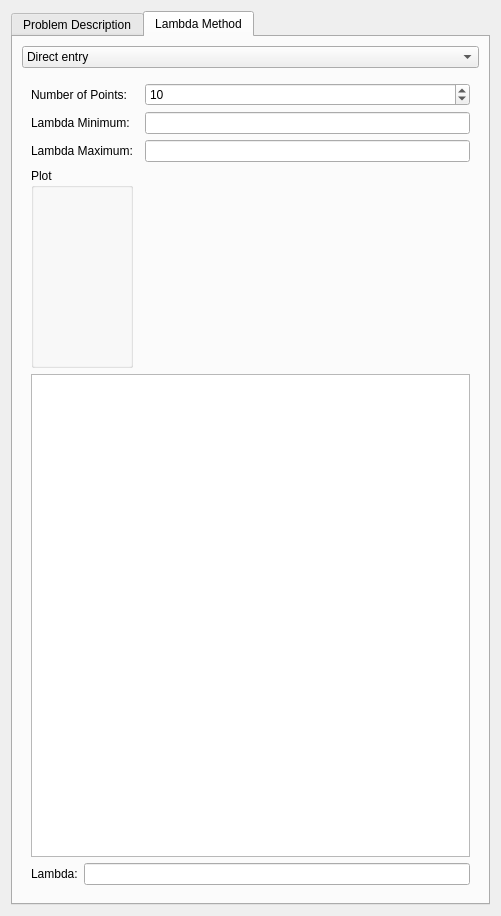
Old version of the form src/Interface/Modules/Inverse/SolveInverseProblemWithTikhonov.ui in the repository SCIInstitute/SCIRun.
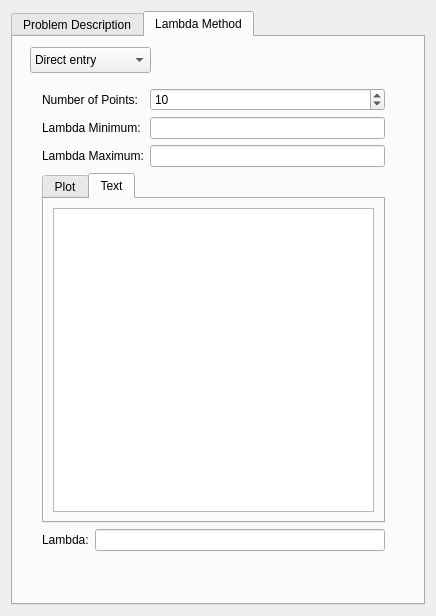
New version of the form. The open tabs and pages were chosen to show the change.

Commit message: Working on L-curve plot

```diff
--- a/src/Interface/Modules/Inverse/SolveInverseProblemWithTikhonov.ui
+++ b/src/Interface/Modules/Inverse/SolveInverseProblemWithTikhonov.ui
@@ -6,14 +6,14 @@
    <rect>
     <x>0</x>
     <y>0</y>
-    <width>501</width>
-    <height>916</height>
+    <width>436</width>
+    <height>616</height>
    </rect>
   </property>
   <property name="minimumSize">
    <size>
-    <width>360</width>
-    <height>375</height>
+    <width>436</width>
+    <height>616</height>
    </size>
   </property>
   <property name="windowTitle">
@@ -121,9 +121,15 @@
       <attribute name="title">
        <string>Lambda Method</string>
       </attribute>
-      <layout class="QGridLayout" name="gridLayout_2">
-       <item row="0" column="0">
         <widget class="QComboBox" name="lambdaMethodComboBox_">
+       <property name="geometry">
+        <rect>
+         <x>17</x>
+         <y>10</y>
+         <width>121</width>
+         <height>26</height>
+        </rect>
+       </property>
          <item>
           <property name="text">
            <string>Direct entry</string>
@@ -140,9 +146,15 @@
           </property>
          </item>
         </widget>
-       </item>
-       <item row="1" column="0">
         <widget class="QStackedWidget" name="stackedWidget">
+       <property name="geometry">
+        <rect>
+         <x>20</x>
+         <y>42</y>
+         <width>361</width>
+         <height>481</height>
+        </rect>
+       </property>
          <property name="currentIndex">
           <number>2</number>
          </property>
@@ -266,39 +278,17 @@
           </layout>
          </widget>
          <widget class="QWidget" name="page_3">
-          <layout class="QGridLayout" name="gridLayout_5">
-           <item row="5" column="0" colspan="3">
-            <layout class="QHBoxLayout" name="horizontalLayout_3">
+        <layout class="QVBoxLayout" name="verticalLayout_7">
              <item>
-              <widget class="QLabel" name="label_7">
+          <layout class="QGridLayout" name="gridLayout_2">
+           <item row="0" column="0">
+            <widget class="QLabel" name="label_6">
                <property name="text">
-                <string>Lambda:</string>
+              <string>Number of Points:</string>
                </property>
               </widget>
              </item>
-             <item>
-              <widget class="QLineEdit" name="lCurveLambdaLineEdit_">
-               <property name="readOnly">
-                <bool>true</bool>
-               </property>
-              </widget>
-             </item>
-            </layout>
-           </item>
-           <item row="2" column="0">
-            <widget class="QLabel" name="label_9">
-             <property name="text">
-              <string>Lambda Maximum:</string>
-             </property>
-            </widget>
-           </item>
-           <item row="2" column="2">
-            <widget class="QLineEdit" name="lCurveMaxLineEdit_"/>
-           </item>
-           <item row="1" column="2">
-            <widget class="QLineEdit" name="lCurveMinLineEdit_"/>
-           </item>
-           <item row="0" column="2">
+           <item row="0" column="1">
             <widget class="QSpinBox" name="lambdaNumberSpinBox_">
              <property name="maximum">
               <number>9999999</number>
@@ -308,13 +298,6 @@
              </property>
             </widget>
            </item>
-           <item row="4" column="0" colspan="3">
-            <widget class="QTextEdit" name="lCurveTextEdit_">
-             <property name="readOnly">
-              <bool>true</bool>
-             </property>
-            </widget>
-           </item>
            <item row="1" column="0">
             <widget class="QLabel" name="label_8">
              <property name="text">
@@ -322,23 +305,41 @@
              </property>
             </widget>
            </item>
-           <item row="0" column="0">
-            <widget class="QLabel" name="label_6">
+           <item row="1" column="1">
+            <widget class="QLineEdit" name="lCurveMinLineEdit_"/>
+           </item>
+           <item row="2" column="0">
+            <widget class="QLabel" name="label_9">
              <property name="text">
-              <string>Number of Points:</string>
+              <string>Lambda Maximum:</string>
              </property>
             </widget>
            </item>
-           <item row="3" column="0">
-            <widget class="QGroupBox" name="plotGroupBox_">
-             <property name="minimumSize">
-              <size>
-               <width>0</width>
-               <height>200</height>
-              </size>
-             </property>
-             <property name="title">
+           <item row="2" column="1">
+            <widget class="QLineEdit" name="lCurveMaxLineEdit_"/>
+           </item>
+          </layout>
+         </item>
+         <item>
+          <widget class="QTabWidget" name="tabWidget">
+           <property name="currentIndex">
+            <number>0</number>
+           </property>
+           <widget class="QWidget" name="plotTab_">
+            <attribute name="title">
               <string>Plot</string>
+            </attribute>
+            <layout class="QVBoxLayout" name="verticalLayout_6"/>
+           </widget>
+           <widget class="QWidget" name="tab_2">
+            <attribute name="title">
+             <string>Text</string>
+            </attribute>
+            <layout class="QHBoxLayout" name="horizontalLayout_2">
+             <item>
+              <widget class="QTextEdit" name="lCurveTextEdit_">
+               <property name="readOnly">
+                <bool>true</bool>
              </property>
             </widget>
            </item>
@@ -346,7 +347,27 @@
          </widget>
         </widget>
        </item>
-      </layout>
+         <item>
+          <layout class="QHBoxLayout" name="horizontalLayout_3">
+           <item>
+            <widget class="QLabel" name="label_7">
+             <property name="text">
+              <string>Lambda:</string>
+             </property>
+            </widget>
+           </item>
+           <item>
+            <widget class="QLineEdit" name="lCurveLambdaLineEdit_">
+             <property name="readOnly">
+              <bool>true</bool>
+             </property>
+            </widget>
+           </item>
+          </layout>
+         </item>
+        </layout>
+       </widget>
+      </widget>
      </widget>
     </widget>
    </item>
```
Left out of the diff: 13 changed lines with no effect on the pictures. Lines whose indentation alone changed are shown as unchanged. The commit also changes 2 other files.
